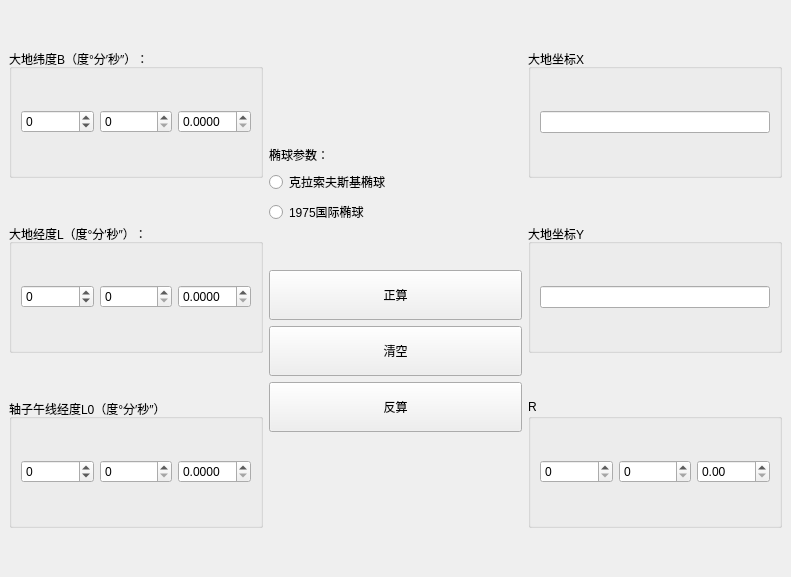
The window that mainwindow.ui (QuinMeow/Gauss_Coordinate_Calculation) describes before a commit, drawn with Qt 5.
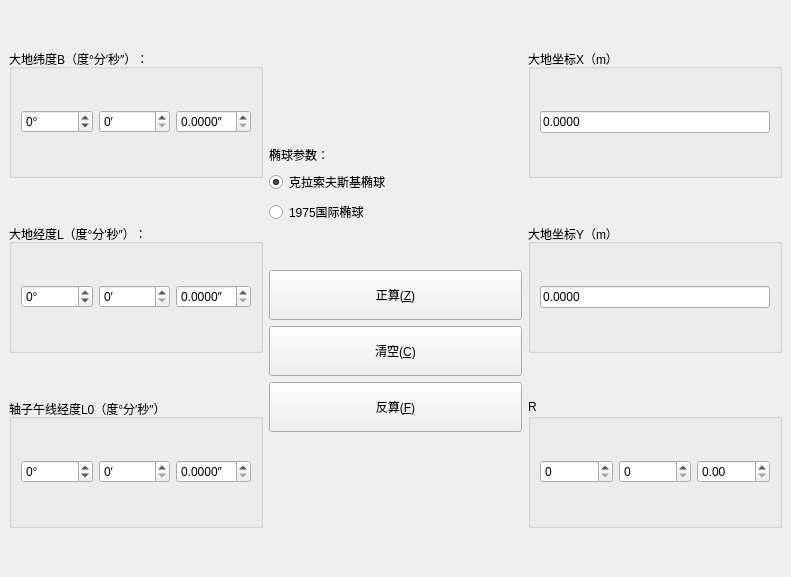
The same window after the commit.

Commit message: 完成正算功能

```diff
--- a/mainwindow.ui
+++ b/mainwindow.ui
@@ -57,6 +57,9 @@
             <layout class="QHBoxLayout" name="horizontalLayout_2">
              <item>
               <widget class="QSpinBox" name="B_d">
+               <property name="suffix">
+                <string>°</string>
+               </property>
                <property name="minimum">
                 <number>-90</number>
                </property>
@@ -67,6 +70,9 @@
              </item>
              <item>
               <widget class="QSpinBox" name="B_m">
+               <property name="suffix">
+                <string>′</string>
+               </property>
                <property name="maximum">
                 <number>59</number>
                </property>
@@ -74,6 +80,12 @@
              </item>
              <item>
               <widget class="QDoubleSpinBox" name="B_s">
+               <property name="prefix">
+                <string/>
+               </property>
+               <property name="suffix">
+                <string>″</string>
+               </property>
                <property name="decimals">
                 <number>4</number>
                </property>
@@ -113,6 +125,9 @@
             <layout class="QHBoxLayout" name="horizontalLayout_3">
              <item>
               <widget class="QSpinBox" name="L_d">
+               <property name="suffix">
+                <string>°</string>
+               </property>
                <property name="minimum">
                 <number>-179</number>
                </property>
@@ -123,6 +138,9 @@
              </item>
              <item>
               <widget class="QSpinBox" name="L_m">
+               <property name="suffix">
+                <string>′</string>
+               </property>
                <property name="maximum">
                 <number>59</number>
                </property>
@@ -130,6 +148,9 @@
              </item>
              <item>
               <widget class="QDoubleSpinBox" name="L_s">
+               <property name="suffix">
+                <string>″</string>
+               </property>
                <property name="decimals">
                 <number>4</number>
                </property>
@@ -169,6 +190,9 @@
             <layout class="QHBoxLayout" name="horizontalLayout_4">
              <item>
               <widget class="QSpinBox" name="L0_d">
+               <property name="suffix">
+                <string>°</string>
+               </property>
                <property name="minimum">
                 <number>-179</number>
                </property>
@@ -179,6 +203,9 @@
              </item>
              <item>
               <widget class="QSpinBox" name="L0_m">
+               <property name="suffix">
+                <string>′</string>
+               </property>
                <property name="maximum">
                 <number>59</number>
                </property>
@@ -186,6 +213,12 @@
              </item>
              <item>
               <widget class="QDoubleSpinBox" name="L0_s">
+               <property name="prefix">
+                <string/>
+               </property>
+               <property name="suffix">
+                <string>″</string>
+               </property>
                <property name="decimals">
                 <number>4</number>
                </property>
@@ -254,7 +287,7 @@
            <bool>true</bool>
           </property>
           <property name="checked">
-           <bool>false</bool>
+           <bool>true</bool>
           </property>
           <property name="autoRepeat">
            <bool>false</bool>
@@ -299,7 +332,7 @@
            </size>
           </property>
           <property name="text">
-           <string>正算</string>
+           <string>正算(&amp;Z)</string>
           </property>
          </widget>
         </item>
@@ -312,7 +345,7 @@
            </size>
           </property>
           <property name="text">
-           <string>清空</string>
+           <string>清空(&amp;C)</string>
           </property>
          </widget>
         </item>
@@ -325,7 +358,7 @@
            </size>
           </property>
           <property name="text">
-           <string>反算</string>
+           <string>反算(&amp;F)</string>
           </property>
          </widget>
         </item>
@@ -365,7 +398,7 @@
         <item>
          <widget class="QGroupBox" name="groupBox_4">
           <property name="title">
-           <string>大地坐标X</string>
+           <string>大地坐标X（m）</string>
           </property>
           <layout class="QGridLayout" name="gridLayout_4">
            <item row="0" column="0">
@@ -380,7 +413,10 @@
               <string/>
              </property>
              <property name="text">
-              <string/>
+              <string>0.0000</string>
+             </property>
+             <property name="frame">
+              <bool>true</bool>
              </property>
              <property name="placeholderText">
               <string/>
@@ -409,7 +445,7 @@
         <item>
          <widget class="QGroupBox" name="groupBox_5">
           <property name="title">
-           <string>大地坐标Y</string>
+           <string>大地坐标Y（m）</string>
           </property>
           <layout class="QGridLayout" name="gridLayout_5">
            <item row="0" column="0">
@@ -420,6 +456,9 @@
                <verstretch>0</verstretch>
               </sizepolicy>
              </property>
+             <property name="text">
+              <string>0.0000</string>
+             </property>
             </widget>
            </item>
           </layout>
```
Left out of the diff: 179 changed lines with no effect on the pictures. The commit also changes 2 other files.
